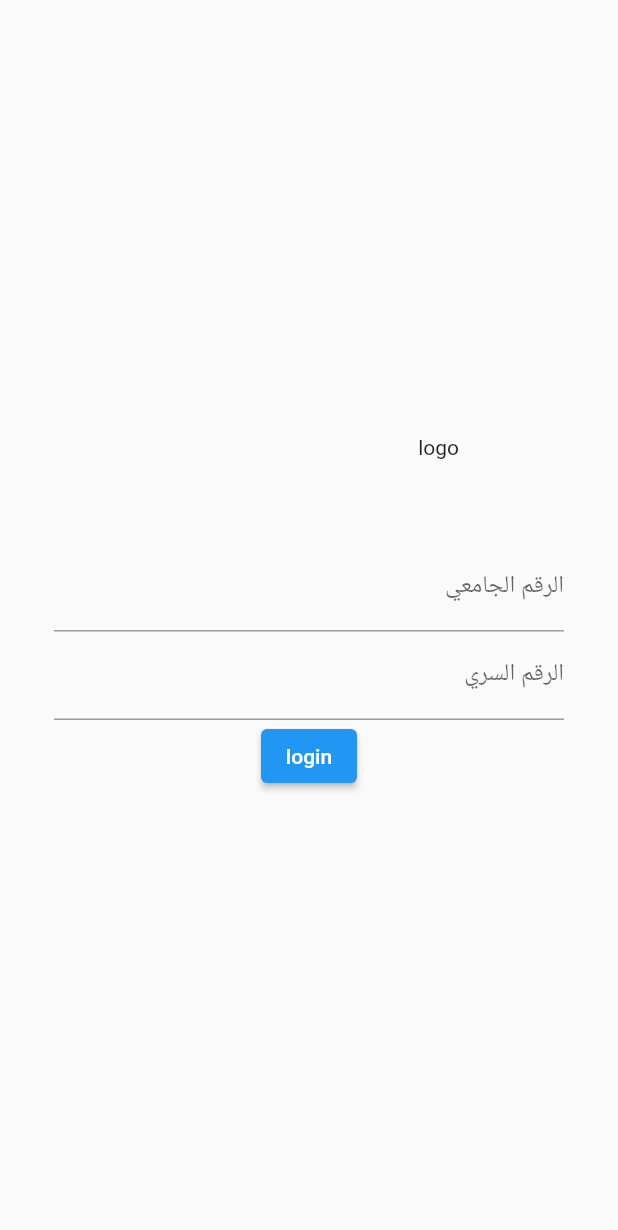
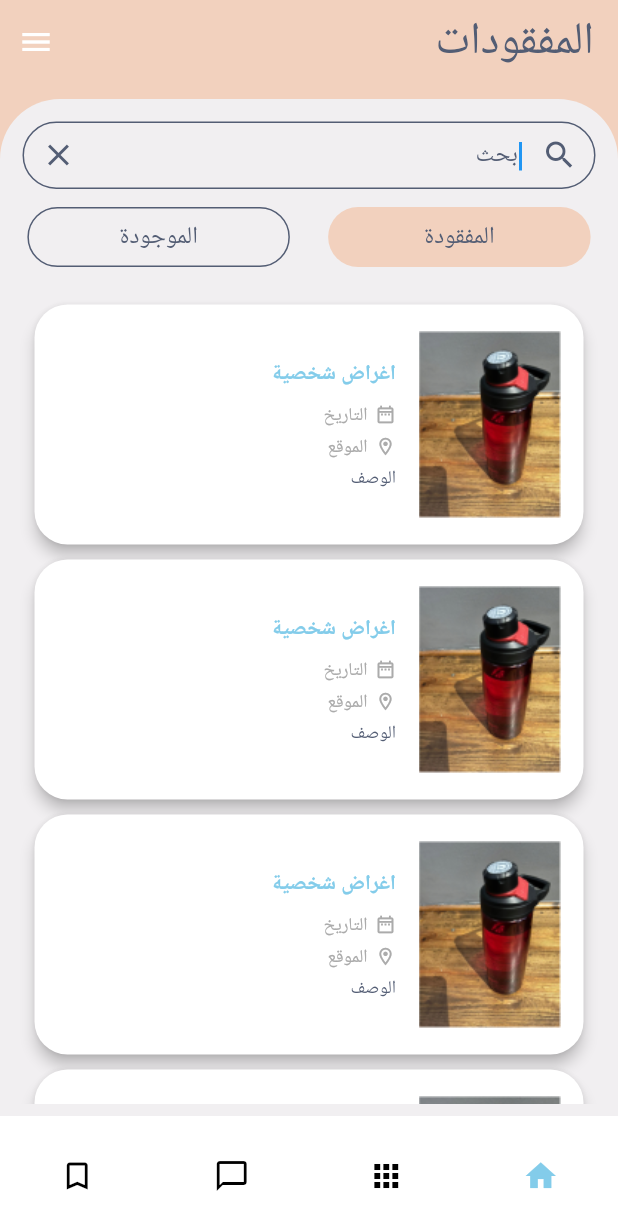
Before and after one commit to sabreenmb/senior_project, a Flutter app: the screen it shows after launch, on a phone screen of 412 x 824 dp. Shown: the top 1230 px of the screen. Run offline on Flutter 3.47's test engine with Material 2 defaults, Android fonts, the phone set to English and light mode, and no system bars; our stand-ins replace firebase_auth, firebase_core, google_fonts; accounts and stored records are empty; Roboto replaces fonts that are missing (Almarai).

Commit message:
sabreen lost and found changes

```diff
--- a/lib/LoginScreen.dart
+++ b/lib/interface/LoginScreen.dart
@@ -1,7 +1,6 @@
 import 'package:firebase_auth/firebase_auth.dart';
-import 'package:flutter/cupertino.dart';
 import 'package:flutter/material.dart';
-
+import 'package:senior_project/theme.dart';
 import 'ServicesScreen.dart';
 
 final _firebase = FirebaseAuth.instance;
@@ -39,13 +38,13 @@ class _LoginScreenState extends State<LoginScreen> {
         content: Text(error.message ?? 'Athuntication Faild'),
       ));
     }
-
   }
 
   @override
   Widget build(BuildContext context) {
     // TODO: implement build
     return Scaffold(
+      resizeToAvoidBottomInset: true,
       body: Center(
         child: SingleChildScrollView(
           child: Column(
@@ -68,7 +67,20 @@ class _LoginScreenState extends State<LoginScreen> {
                         mainAxisSize: MainAxisSize.min,
                         children: [
                           TextFormField(
-                            decoration: InputDecoration(labelText: 'الرقم الجامعي'),
+                            decoration: const InputDecoration(
+                              labelText: 'الرقم الجامعي',
+                              enabledBorder: UnderlineInputBorder(
+                                borderSide: BorderSide(
+                                    color: CustomColors.lightBlue, width: 2),
+                              ),
+                              focusedBorder: UnderlineInputBorder(
+                                borderSide: BorderSide(
+                                    color: CustomColors.lightBlue, width: 2),
+                              ),
+                              border: UnderlineInputBorder(
+                                borderSide: BorderSide(color: CustomColors.lightBlue),
+                              ),
+                            ),
                             textAlign: TextAlign.right,
                             keyboardType: TextInputType.number,
                             autocorrect: false,
@@ -85,8 +97,21 @@ class _LoginScreenState extends State<LoginScreen> {
                               _enteredID = ("$value" + "@uj.edu.sa");
                             },
                           ),
+                          SizedBox(height: 20,),
                           TextFormField(
-                            decoration: InputDecoration(labelText: 'الرقم السري'),
+                            decoration:
+                                InputDecoration(labelText: 'الرقم السري',
+                                  enabledBorder: UnderlineInputBorder(
+                                    borderSide: const BorderSide(
+                                        color: CustomColors.lightBlue, width: 2),
+                                  ),
+                                  focusedBorder: UnderlineInputBorder(
+                                    borderSide: const BorderSide(
+                                        color: CustomColors.lightBlue, width: 2),
+                                  ),
+                                  border: UnderlineInputBorder(
+                                    borderSide: BorderSide(color: CustomColors.lightBlue),
+                                  ),),
                             validator: (value) {
                               if (value == null || value.trim().isEmpty) {
                                 print("invalid");
@@ -100,9 +125,17 @@ class _LoginScreenState extends State<LoginScreen> {
                               _enteredPass = value!;
                             },
                           ),
+                          SizedBox(
+                            height: 100,
+                          ),
                           ElevatedButton(
+                            style: ElevatedButton.styleFrom(
+                                backgroundColor: CustomColors.lightBlue,
+                                minimumSize: const Size.fromHeight(56),
+                                shape: RoundedRectangleBorder(
+                                    borderRadius: BorderRadius.circular(27))),
                             onPressed: _submit,
-                            child: const Text("login"),
+                            child: const Text("تسجيل الدخول"),
                           )
                         ],
                       ),
--- /dev/null
+++ b/lib/interface/LostAndFoundScreen.dart
@@ -0,0 +1,226 @@
+import 'package:flutter/cupertino.dart';
+import 'package:flutter/material.dart';
+import 'package:google_fonts/google_fonts.dart';
+import 'package:senior_project/widgets/LostAndFoundItems.dart';
+import 'package:senior_project/theme.dart';
+
+class LostAndFoundScreen extends StatefulWidget {
+  const LostAndFoundScreen({super.key});
+
+  @override
+  State<LostAndFoundScreen> createState() => _LostAndFoundState();
+}
+
+class _LostAndFoundState extends State<LostAndFoundScreen> {
+  int currentPageIndex = 0;
+  NavigationDestinationLabelBehavior labelBehavior =
+      NavigationDestinationLabelBehavior.alwaysHide;
+
+  final _userInputController = TextEditingController();
+  final isLost=true;
+  @override
+  Widget build(BuildContext context) {
+    return Scaffold(
+      backgroundColor: CustomColors.pink,
+      appBar: AppBar(
+        backgroundColor: CustomColors.pink,
+        elevation: 0,
+        title: Text(
+          "المفقودات",
+          style:TextStyles.heading1
+        ),
+        centerTitle: false,
+        actions: [
+          IconButton(
+            onPressed: () {},
+            icon: Icon(Icons.menu),
+          )
+        ],
+      ),
+      bottomNavigationBar: NavigationBar(
+        backgroundColor: Colors.white,
+        indicatorColor: Colors.transparent,
+
+        labelBehavior: labelBehavior,
+        selectedIndex: currentPageIndex,
+        onDestinationSelected: (int index) {
+          setState(() {
+            currentPageIndex = index;
+          });
+        },
+        destinations: const <Widget>[
+          NavigationDestination(
+            selectedIcon: Icon(Icons.home,color: CustomColors.lightBlue,),
+            icon: Icon(Icons.home_outlined),
+            label: 'Home',
+          ),
+          NavigationDestination(
+            selectedIcon: Icon(Icons.apps_rounded,color: CustomColors.lightBlue),
+            icon: Icon(Icons.apps),
+            label: 'Commute',
+          ),
+          NavigationDestination(
+            selectedIcon: Icon(Icons.messenger_rounded,color: CustomColors.lightBlue),
+            icon: Icon(Icons.messenger_outline_outlined),
+            label: 'Saved',
+          ),
+          NavigationDestination(
+            selectedIcon: Icon(Icons.bookmark,color: CustomColors.lightBlue),
+            icon: Icon(Icons.bookmark_border),
+            label: 'Saved',
+          ),
+        ],
+      ),
+      body: SafeArea(
+        bottom: false,
+        child: Column(
+          children: [
+            SizedBox(height: 10),
+            Expanded(
+                child: Stack(
+              children: [
+                Container(
+                  decoration: BoxDecoration(
+                      color: CustomColors.BackgroundColor,
+                      borderRadius: BorderRadius.only(
+                          topLeft: Radius.circular(40),
+                          topRight: Radius.circular(40))),
+                ),
+                Column(
+
+                  children: [
+                    Container(
+                      height: 60,
+                      padding: EdgeInsets.only(top: 15,left: 15,right: 15),
+                      child: TextField(
+                        autofocus: true,
+                        controller: _userInputController,
+                        keyboardType: TextInputType.text,
+                        textInputAction: TextInputAction.search,
+                        textAlignVertical: TextAlignVertical.bottom,
+                        textAlign: TextAlign.start,
+                        style: const TextStyle(
+                          color: CustomColors.darkGrey,
+                        ),
+                        decoration: InputDecoration(
+                          hintStyle: TextStyle(
+                            color: CustomColors.darkGrey,
+                          ),
+                          focusedBorder: OutlineInputBorder(
+                            borderRadius: BorderRadius.circular(40),
+                            borderSide: BorderSide(
+                                color: CustomColors.darkGrey, width: 1),
+                            // style: BorderStyle.solid, color: CustomColors.white, width: 1,
+                            // color: Colors.transparent,
+                          ),
+                          prefixIcon: IconButton(
+                              icon: const Icon(Icons.search,color: CustomColors.darkGrey,),
+                              onPressed: () {
+                                // searchList.clear();
+                                //
+                                // filterSearchResults(
+                                //     _userInputController.text);
+                              }),
+                          hintText: 'ابحث',
+                          suffixIcon: IconButton(
+                              icon: const Icon(Icons.clear,color: CustomColors.darkGrey,),
+                              onPressed: () {
+                                // searchList.clear();
+                                //
+                                // filterSearchResults(
+                                //     _userInputController.text);
+                              }),
+                          enabledBorder: OutlineInputBorder(
+                            borderRadius: BorderRadius.circular(20),
+                            borderSide: const BorderSide(
+                                color: CustomColors.white, width: 1),
+
+                            // style: BorderStyle.solid, color: Colors.white, width: 1,
+                            // color: Colors.transparent,
+                          ),
+                        ),
+                        onSubmitted: (text) {
+                          // searchList.clear();
+                          //
+                          // filterSearchResults(_userInputController.text);
+                          // searchList.clear();
+                        },
+                        onTap: () {
+                          // searchList.clear();
+                        },
+                      ),
+                    ),
+                    Padding(
+                      padding: const EdgeInsets.all(8.0),
+                      child: Row(
+
+                        mainAxisAlignment: MainAxisAlignment.spaceEvenly,
+                        crossAxisAlignment: CrossAxisAlignment.start,
+                        children: [
+                          ElevatedButton(
+                            onPressed: (){},
+                            style: ElevatedButton.styleFrom(
+                                fixedSize: const Size(175, 40),
+                                side: BorderSide(
+                                    color: isLost
+                                        ? Colors.transparent
+                                        : CustomColors.darkGrey,
+                                    width: 1),
+                                elevation: 0,
+                                shape: RoundedRectangleBorder(
+                                  borderRadius: BorderRadius.circular(20),
+                                ),
+                                backgroundColor: isLost?CustomColors.pink:Colors.transparent),
+
+                            child: Text(
+                              "المفقودة",
+                              style: TextStyles.heading2
+                            ),
+                          ),
+                          const SizedBox(
+                            width: 5,
+                          ),
+                          ElevatedButton(
+                            onPressed: (){},
+                            style: ElevatedButton.styleFrom(
+                                fixedSize: const Size(175, 40),
+                                side: BorderSide(
+                                    color: !isLost
+                                        ? Colors.transparent
+                                        : CustomColors.darkGrey,
+                                    width: 1),
+                                elevation: 0,
+                                shape: RoundedRectangleBorder(
+                                  borderRadius: BorderRadius.circular(20),
+                                ),
+                                backgroundColor: !isLost?CustomColors.pink:Colors.transparent),
+                            child: Text(
+                              "الموجودة",
+                              style: TextStyles.heading2,
+                            ),
+                          ),
+                          // Show All button
+
+                        ],
+                      ),
+                    ),
+                    Expanded(
+                      child: Padding(
+                        padding: const EdgeInsets.all(8.0),
+                        child: ListView.builder(
+                            itemCount: 6,
+                            itemBuilder: (context, index) => LostAndFoundCard()),
+                      ),
+                    )
+
+                  ],
+                )
+
+              ],
+            ))
+          ],
+        ),
+      ),
+    );
+  }
+}
--- a/lib/main.dart
+++ b/lib/main.dart
@@ -1,9 +1,11 @@
 import 'package:firebase_core/firebase_core.dart';
 import 'package:flutter/material.dart';
 import 'package:flutter_localizations/flutter_localizations.dart';
-import 'package:senior_project/LoginScreen.dart';
+import 'package:senior_project/interface/LoginScreen.dart';
 import 'firebase_options.dart';
 import 'package:google_fonts/google_fonts.dart';
+
+import 'interface/LostAndFoundScreen.dart';
 void main() async{
   WidgetsFlutterBinding.ensureInitialized();
   await Firebase.initializeApp(
@@ -35,7 +37,7 @@
 
 
 
-      home: LoginScreen(),
+      home: LostAndFoundScreen(),
 
 
     );
--- /dev/null
+++ b/lib/theme.dart
@@ -0,0 +1,24 @@
+import 'package:flutter/material.dart';
+import 'package:google_fonts/google_fonts.dart';
+
+class CustomColors {
+  static const Color lightBlue = Color(0xff83CCEA);
+  static const Color darkGrey = Color(0xff535D74);
+  static const Color pink = Color(0xffF2D1BE);
+  static const Color lightGrey = Color(0xffABABAB);
+  static const Color BackgroundColor=Color(0xFFF1EFF1);
+  static const Color white=Colors.white;
+
+
+
+}
+class TextStyles{
+  static  TextStyle heading1 = GoogleFonts.getFont("Almarai",color: CustomColors.darkGrey,fontWeight: FontWeight.w400,fontSize: 30);
+  static  TextStyle heading2 = GoogleFonts.getFont("Almarai",color: CustomColors.darkGrey,fontWeight: FontWeight.w400,fontSize: 16);
+  static  TextStyle heading3G = GoogleFonts.getFont("Almarai",color: CustomColors.darkGrey,fontWeight: FontWeight.w400,fontSize: 14);
+  static  TextStyle text = GoogleFonts.getFont("Almarai",color: CustomColors.lightGrey,fontWeight: FontWeight.w400,fontSize: 12);
+  static  TextStyle heading3B = GoogleFonts.getFont("Almarai",color: CustomColors.lightBlue,fontWeight: FontWeight.bold,fontSize: 14);
+  static  TextStyle text2 = GoogleFonts.getFont("Almarai",color: CustomColors.darkGrey,fontWeight: FontWeight.w400,fontSize: 12);
+
+
+}
--- /dev/null
+++ b/lib/widgets/LostAndFoundItems.dart
@@ -0,0 +1,97 @@
+import 'package:flutter/material.dart';
+
+import '../theme.dart';
+
+class LostAndFoundCard extends StatelessWidget {
+  @override
+  Widget build(BuildContext context) {
+    Size size = MediaQuery.of(context).size;
+
+    return Card(
+      elevation: 4,
+      shape: RoundedRectangleBorder(
+        borderRadius: BorderRadius.circular(22),
+      ),
+      margin: const EdgeInsets.symmetric(horizontal: 15, vertical: 5),
+      child: Padding(
+        padding: const EdgeInsets.all(15.0),
+        child: Row(
+          children: [
+            const Image(
+              image: AssetImage('assets/images/mug.png'),
+              width: 95,
+              height: 130,
+            ),
+            Padding(
+              padding:
+                  const EdgeInsets.symmetric(horizontal: 15.0),
+              child: Column(
+                crossAxisAlignment: CrossAxisAlignment.start,
+                mainAxisSize: MainAxisSize.max,
+                children: [
+                  Text(
+                    "اغراض شخصية",
+                    textAlign: TextAlign.right,
+                    style: TextStyles.heading3B,
+                  ),
+                  SizedBox(
+                    height: 10,
+                  ),
+
+                  Row(
+                    children: [
+                      const Icon(
+                        Icons.date_range_outlined,
+                        color: CustomColors.lightGrey,
+                        size: 14.0,
+                      ),
+                      const SizedBox(
+                        width: 5,
+                      ),
+                      Text(
+                        'التاريخ',
+                        textAlign: TextAlign.right,
+                        style: TextStyles.text,
+                      ),
+                    ],
+                  ),
+                  SizedBox(
+                    height: 5,
+                  ),
+                  Row(
+                    children: [
+                      const Icon(
+                        Icons.location_on_outlined,
+                        color: CustomColors.lightGrey,
+                        size: 14.0,
+                      ),
+                      const SizedBox(
+                        width: 5,
+                      ),
+                      Text(
+                        'الموقع',
+                        textAlign: TextAlign.right,
+                        style: TextStyles.text,
+
+                      ),
+                    ],
+                  ),
+                  SizedBox(
+                    height: 5,
+                  ),
+
+                  Text(
+                    'الوصف',
+                    textAlign: TextAlign.right,
+                    style: TextStyles.text2,
+
+                  ),
+                ],
+              ),
+            )
+          ],
+        ),
+      ),
+    );
+  }
+}
--- a/pubspec.yaml
+++ b/pubspec.yaml
@@ -32,6 +32,7 @@ dependencies:
     sdk: flutter
   flutter_localizations:
     sdk: flutter
+  flutter_svg: ^2.0.5
 
 
   # The following adds the Cupertino Icons font to your application.
@@ -40,6 +41,7 @@ dependencies:
   firebase_core: ^2.23.0
   firebase_auth: ^4.14.1
   google_fonts: ^6.1.0
+  http: ^1.1.0
 
 dev_dependencies:
   flutter_test:
@@ -66,7 +68,7 @@ flutter:
 
   # To add assets to your application, add an assets section, like this:
   assets:
-     - images/
+     - assets/images/
   #   - images/a_dot_ham.jpeg
 
   # An image asset can refer to one or more resolution-specific "variants", see
```
Also changed, not shown: assets/icons/SVGRepo_iconCarrier.svg (added), assets/images/mug.png (added), lib/interface/ServicesScreen.dart (renamed from lib/ServicesScreen.dart), pubspec.lock.
